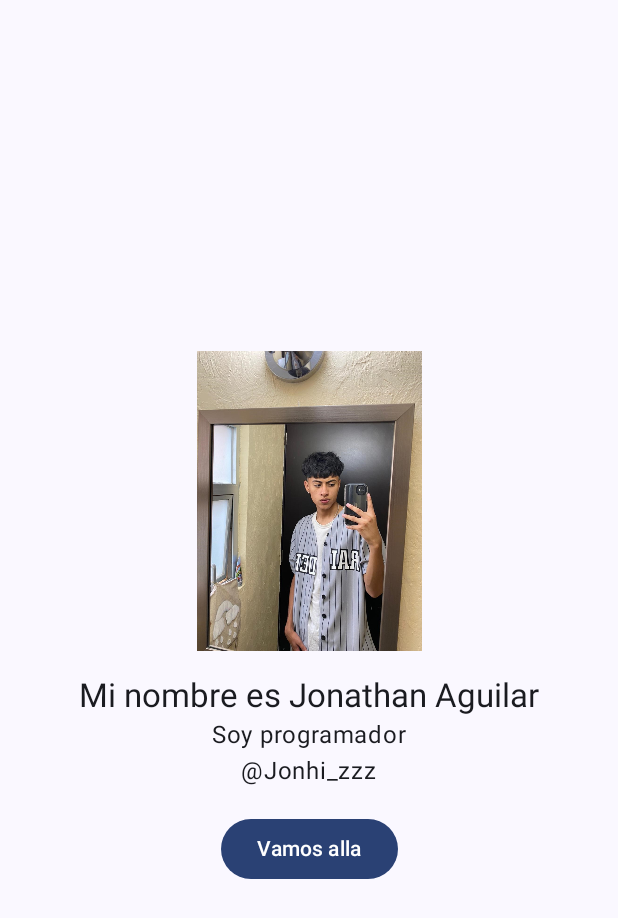
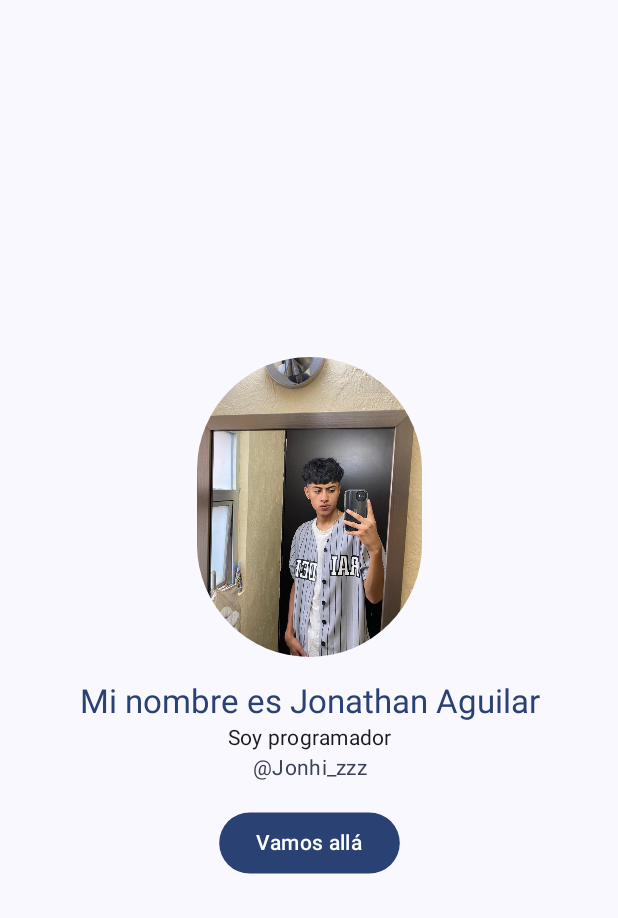
Before and after one commit to JonathanGA04/Personal_Information, an Android app built with Jetpack Compose: the screen it shows after launch (MainActivity), on a phone screen of 412 x 824 dp. Shown: the top 918 px of the screen. Run offline under Robolectric (Android 15) with nearby library versions, the phone set to English and light mode, and no system bars.

Commit message:
Agregue una animacion al splash screen, tambien le di mas color para que se vea mas atractivo

```diff
--- a/app/src/main/java/screen/MainInformation.kt
+++ b/app/src/main/java/screen/MainInformation.kt
@@ -1,18 +1,20 @@
 package screen
 
+import androidx.compose.animation.core.*
 import androidx.compose.foundation.Image
-import androidx.compose.foundation.layout.Arrangement
-import androidx.compose.foundation.layout.Column
-import androidx.compose.foundation.layout.Spacer
-import androidx.compose.foundation.layout.fillMaxWidth
-import androidx.compose.foundation.layout.height
-import androidx.compose.material3.Button
-import androidx.compose.material3.MaterialTheme
-import androidx.compose.material3.Text
+import androidx.compose.foundation.background
+import androidx.compose.foundation.layout.*
+import androidx.compose.foundation.shape.RoundedCornerShape
+import androidx.compose.material3.*
 import androidx.compose.runtime.Composable
+import androidx.compose.runtime.getValue
 import androidx.compose.ui.Alignment
 import androidx.compose.ui.Modifier
+import androidx.compose.ui.draw.clip
+import androidx.compose.ui.draw.scale
+import androidx.compose.ui.graphics.Color
 import androidx.compose.ui.res.painterResource
+import androidx.compose.ui.text.style.TextAlign
 import androidx.compose.ui.tooling.preview.Preview
 import androidx.compose.ui.unit.dp
 import androidx.navigation.NavController
@@ -22,32 +24,71 @@ import navigation.ScreenInfo
 @Composable
 fun MainInformation(navController: NavController) {
     Column(
-        modifier = Modifier.fillMaxWidth(),
+        modifier = Modifier
+            .fillMaxSize()
+            .background(MaterialTheme.colorScheme.background)
+            .padding(16.dp),
         horizontalAlignment = Alignment.CenterHorizontally,
         verticalArrangement = Arrangement.Center
-    )
-    {
+    ) {
         Image(
-            painter = painterResource(R.drawable.nn), contentDescription = "Imagen personal",
-            modifier = Modifier.height(200.dp)
+            painter = painterResource(R.drawable.nn),
+            contentDescription = "Imagen personal",
+            modifier = Modifier
+                .height(200.dp)
+                .clip(RoundedCornerShape(100.dp))
         )
 
         Spacer(modifier = Modifier.height(16.dp))
 
-        Text(text = "Mi nombre es Jonathan Aguilar", style = MaterialTheme.typography.titleLarge)
-        Text(text = "Soy programador")
-        Text(text = "@Jonhi_zzz")
+        Text(
+            text = "Mi nombre es Jonathan Aguilar",
+            style = MaterialTheme.typography.titleLarge,
+            textAlign = TextAlign.Center,
+            color = MaterialTheme.colorScheme.primary
+        )
+        Text(
+            text = "Soy programador",
+            style = MaterialTheme.typography.bodyMedium,
+            textAlign = TextAlign.Center,
+            color = MaterialTheme.colorScheme.onBackground
+        )
+        Text(
+            text = "@Jonhi_zzz",
+            style = MaterialTheme.typography.bodyMedium,
+            textAlign = TextAlign.Center,
+            color = MaterialTheme.colorScheme.secondary
+        )
 
         Spacer(modifier = Modifier.height(16.dp))
 
-        Button(onClick = { navController.navigate(route = ScreenInfo.Description.route) }) {
-            Text("Vamos alla")
-        }
+        AnimatedButton(navController)
+    }
+}
+
+@Composable
+fun AnimatedButton(navController: NavController) {
+    val infiniteTransition = rememberInfiniteTransition()
+    val scale by infiniteTransition.animateFloat(
+        initialValue = 1f,
+        targetValue = 1.1f,
+        animationSpec = infiniteRepeatable(
+            animation = tween(durationMillis = 1000, easing = LinearEasing),
+            repeatMode = RepeatMode.Reverse
+        )
+    )
+
+    Button(
+        onClick = { navController.navigate(route = ScreenInfo.Description.route) },
+        modifier = Modifier.scale(scale),
+        colors = ButtonDefaults.buttonColors(MaterialTheme.colorScheme.primary)
+    ) {
+        Text("Vamos allá", color = MaterialTheme.colorScheme.onPrimary)
     }
 }
 
 @Preview(showSystemUi = true)
 @Composable
-fun MainInformationPreviw(){
-    //MainInformation()
+fun MainInformationPreview() {
+    //MainInformation(navController = NavController(null))
 }
--- a/app/src/main/java/screen/SplashInformation.kt
+++ b/app/src/main/java/screen/SplashInformation.kt
@@ -1,15 +1,22 @@
 package screen
 
+import android.os.Bundle
+import androidx.activity.ComponentActivity
+import androidx.activity.compose.setContent
+import androidx.compose.animation.core.*
 import androidx.compose.foundation.Image
-import androidx.compose.foundation.layout.Arrangement
-import androidx.compose.foundation.layout.Column
-import androidx.compose.foundation.layout.fillMaxSize
-import androidx.compose.foundation.layout.size
-import androidx.compose.material3.Text
+import androidx.compose.foundation.background
+import androidx.compose.foundation.layout.*
+import androidx.compose.foundation.shape.RoundedCornerShape
+import androidx.compose.material3.*
 import androidx.compose.runtime.Composable
 import androidx.compose.runtime.LaunchedEffect
+import androidx.compose.runtime.getValue
 import androidx.compose.ui.Alignment
 import androidx.compose.ui.Modifier
+import androidx.compose.ui.draw.scale
+import androidx.compose.ui.graphics.Brush
+import androidx.compose.ui.graphics.Color
 import androidx.compose.ui.res.painterResource
 import androidx.compose.ui.text.font.FontWeight
 import androidx.compose.ui.tooling.preview.Preview
@@ -21,7 +28,7 @@ import kotlinx.coroutines.delay
 import navigation.ScreenInfo
 
 @Composable
-fun SplashInformation(navController: NavHostController){
+fun SplashInformation(navController: NavHostController) {
     LaunchedEffect(key1 = true) {
         delay(3000)
         navController.popBackStack()
@@ -31,21 +38,47 @@ fun SplashInformation(navController: NavHostController){
 }
 
 @Composable
-fun Splash(){
+fun Splash() {
+    val infiniteTransition = rememberInfiniteTransition()
+    val scale by infiniteTransition.animateFloat(
+        initialValue = 0.5f,
+        targetValue = 1.1f,
+        animationSpec = infiniteRepeatable(
+            animation = tween(1000, easing = FastOutSlowInEasing),
+            repeatMode = RepeatMode.Reverse
+        )
+    )
+
     Column(
-        modifier = Modifier.fillMaxSize(),
+        modifier = Modifier
+            .fillMaxSize()
+            .background(
+                brush = Brush.verticalGradient(
+                    colors = listOf(Color(0xFF9C27B0), Color(0xFFE040FB))
+                )
+            ),
         horizontalAlignment = Alignment.CenterHorizontally,
         verticalArrangement = Arrangement.Center
     ) {
-        Image(painter = painterResource(id = R.drawable.user),
-            contentDescription ="Logo de Informacion", modifier = Modifier.size(150.dp, 150.dp) )
-        Text(text = "Bienvenid@s", fontSize = 30.sp, fontWeight = FontWeight.Bold)
-
+        Image(
+            painter = painterResource(id = R.drawable.user),
+            contentDescription = "Logo de Informacion",
+            modifier = Modifier
+                .size(150.dp, 150.dp)
+                .scale(scale)
+        )
+        Spacer(modifier = Modifier.height(16.dp))
+        Text(
+            text = "Bienvenid@s",
+            fontSize = 30.sp,
+            fontWeight = FontWeight.Bold,
+            color = Color.White
+        )
     }
 }
 
 @Preview(showSystemUi = true)
 @Composable
-fun SplashPreview(){
+fun SplashPreview() {
     Splash()
 }
```
Also changed, not shown: app/src/main/java/screen/Description.kt (+54 -26 lines), 1 other file.
